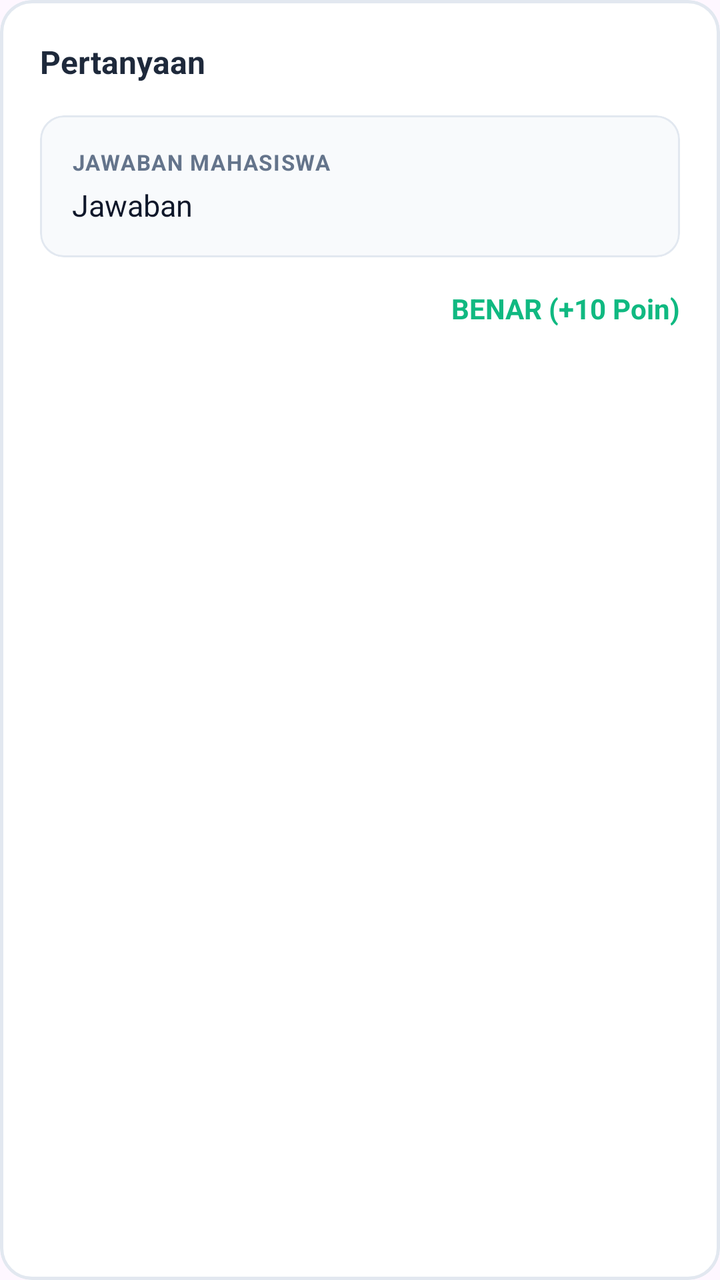
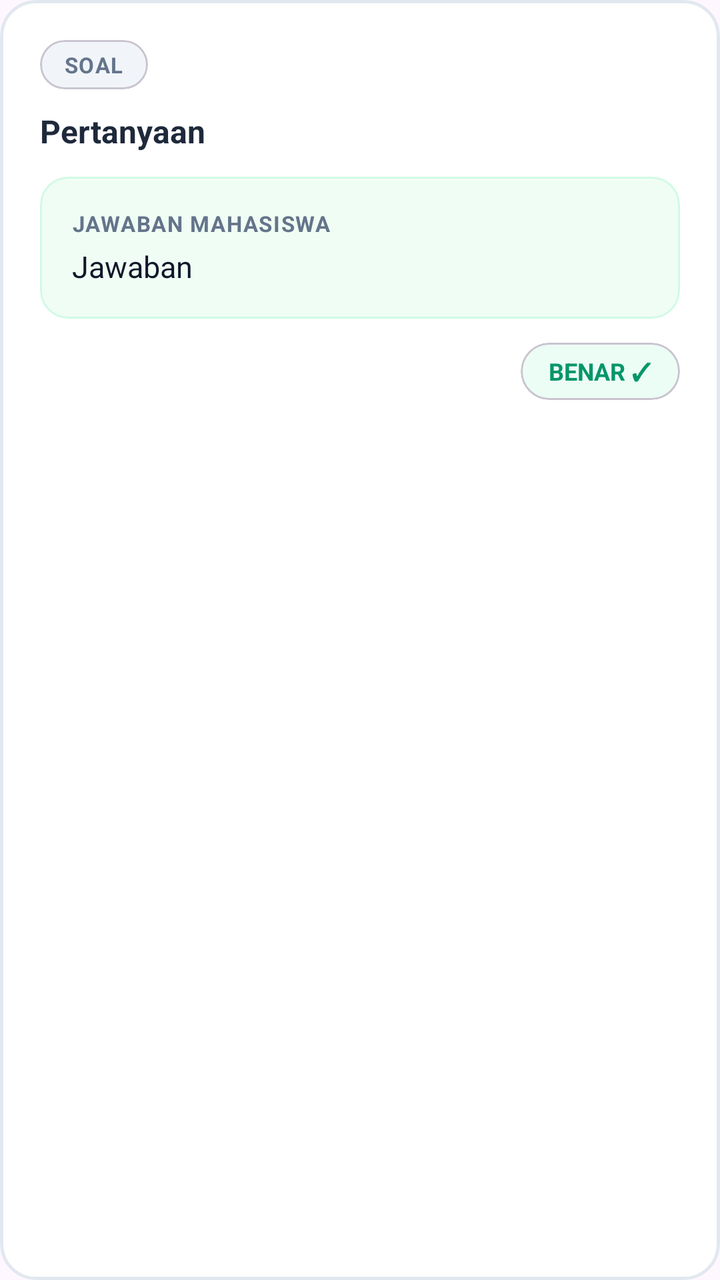

Before-and-after screenshots of an Android layout around one commit, followed by the original layout XML and the change that was made.
<!-- AndroidManifest.xml: application theme Theme.IFUnjaniExam -->
<!-- res/layout/item_student_answer.xml -->
<?xml version="1.0" encoding="utf-8"?>
<com.google.android.material.card.MaterialCardView xmlns:android="http://schemas.android.com/apk/res/android"
    xmlns:app="http://schemas.android.com/apk/res-auto"
    android:layout_width="match_parent"
    android:layout_height="wrap_content"
    android:layout_marginHorizontal="16dp"
    android:layout_marginVertical="8dp"
    app:cardBackgroundColor="#FFFFFF"
    app:cardCornerRadius="16dp"
    app:cardElevation="0dp"
    app:strokeColor="#E2E8F0"
    app:strokeWidth="1.5dp">

    <LinearLayout
        android:layout_width="match_parent"
        android:layout_height="wrap_content"
        android:orientation="vertical"
        android:padding="20dp">

        <TextView
            android:id="@+id/tvQuestionText"
            android:layout_width="wrap_content"
            android:layout_height="wrap_content"
            android:text="Pertanyaan"
            android:textSize="16sp"
            android:textStyle="bold"
            android:lineSpacingExtra="4dp"
            android:textColor="#1E293B" />

        <ImageView
            android:id="@+id/ivQuestionImage"
            android:layout_width="match_parent"
            android:layout_height="200dp"
            android:layout_marginTop="12dp"
            android:scaleType="centerInside"
            android:visibility="gone" />

        <com.google.android.material.card.MaterialCardView
            android:layout_width="match_parent"
            android:layout_height="wrap_content"
            android:layout_marginTop="16dp"
            app:cardBackgroundColor="#F8FAFC"
            app:cardCornerRadius="12dp"
            app:cardElevation="0dp"
            app:strokeColor="#E2E8F0"
            app:strokeWidth="1dp">

            <LinearLayout
                android:id="@+id/llStudentAnswer"
                android:layout_width="match_parent"
                android:layout_height="wrap_content"
                android:orientation="vertical"
                android:padding="16dp">

                <TextView
                    android:layout_width="wrap_content"
                    android:layout_height="wrap_content"
                    android:text="JAWABAN MAHASISWA"
                    android:textSize="11sp"
                    android:textStyle="bold"
                    android:textColor="#64748B"
                    android:letterSpacing="0.05" />

                <TextView
                    android:id="@+id/tvStudentAnswer"
                    android:layout_width="wrap_content"
                    android:layout_height="wrap_content"
                    android:text="Jawaban"
                    android:textSize="15sp"
                    android:layout_marginTop="4dp"
                    android:textColor="#0F172A"
                    android:textStyle="normal" />
                    
                <TextView
                    android:id="@+id/tvCorrectAnswerLabel"
                    android:layout_width="wrap_content"
                    android:layout_height="wrap_content"
                    android:text="SEHARUSNYA"
                    android:textSize="11sp"
                    android:textStyle="bold"
                    android:textColor="#EF4444"
                    android:letterSpacing="0.05"
                    android:layout_marginTop="16dp"
                    android:visibility="gone" />

                <TextView
                    android:id="@+id/tvCorrectAnswer"
                    android:layout_width="wrap_content"
                    android:layout_height="wrap_content"
                    android:text="Jawaban Benar"
                    android:textSize="15sp"
                    android:textColor="#DC2626"
                    android:textStyle="bold"
                    android:layout_marginTop="4dp"
                    android:visibility="gone" />
            </LinearLayout>
        </com.google.android.material.card.MaterialCardView>

        <TextView
            android:id="@+id/tvStatus"
            android:layout_width="match_parent"
            android:layout_height="wrap_content"
            android:layout_marginTop="16dp"
            android:text="BENAR (+10 Poin)"
            android:textAlignment="viewEnd"
            android:textSize="14sp"
            android:textStyle="bold"
            android:textColor="#10B981" />

    </LinearLayout>
</com.google.android.material.card.MaterialCardView>
<!-- resources referenced by this layout -->
<resources>
  <style name="Theme.IFUnjaniExam" parent="Base.Theme.IFUnjaniExam" />
  <style name="Base.Theme.IFUnjaniExam" parent="Theme.Material3.DayNight.NoActionBar">
          
          
      </style>
</resources>

<!-- the commit's change to res/layout/item_student_answer.xml (unified diff, before → after) -->
@@ -6,7 +6,7 @@
     android:layout_marginHorizontal="16dp"
     android:layout_marginVertical="8dp"
     app:cardBackgroundColor="#FFFFFF"
-    app:cardCornerRadius="16dp"
+    app:cardCornerRadius="18dp"
     app:cardElevation="0dp"
     app:strokeColor="#E2E8F0"
     app:strokeWidth="1.5dp">
@@ -17,6 +17,28 @@
         android:orientation="vertical"
         android:padding="20dp">
 
+        
+        <com.google.android.material.card.MaterialCardView
+            android:layout_width="wrap_content"
+            android:layout_height="wrap_content"
+            android:layout_marginBottom="10dp"
+            app:cardCornerRadius="20dp"
+            app:cardElevation="0dp"
+            app:cardBackgroundColor="#F1F5F9">
+
+            <TextView
+                android:layout_width="wrap_content"
+                android:layout_height="wrap_content"
+                android:paddingHorizontal="12dp"
+                android:paddingVertical="5dp"
+                android:text="SOAL"
+                android:textColor="#64748B"
+                android:textSize="11sp"
+                android:textStyle="bold"
+                android:letterSpacing="0.05" />
+        </com.google.android.material.card.MaterialCardView>
+
+        
         <TextView
             android:id="@+id/tvQuestionText"
             android:layout_width="wrap_content"
@@ -25,24 +47,36 @@
             android:textSize="16sp"
             android:textStyle="bold"
             android:lineSpacingExtra="4dp"
-            android:textColor="#1E293B" />
+            android:textColor="#1E293B"
+            android:layout_marginBottom="12dp" />
 
-        <ImageView
-            android:id="@+id/ivQuestionImage"
-            android:layout_width="match_parent"
-            android:layout_height="200dp"
-            android:layout_marginTop="12dp"
-            android:scaleType="centerInside"
-            android:visibility="gone" />
-
+        
         <com.google.android.material.card.MaterialCardView
             android:layout_width="match_parent"
             android:layout_height="wrap_content"
-            android:layout_marginTop="16dp"
-            app:cardBackgroundColor="#F8FAFC"
+            android:layout_marginBottom="14dp"
+            android:visibility="gone"
             app:cardCornerRadius="12dp"
             app:cardElevation="0dp"
-            app:strokeColor="#E2E8F0"
+            app:strokeColor="#F1F5F9"
+            app:strokeWidth="1dp">
+
+            <ImageView
+                android:id="@+id/ivQuestionImage"
+                android:layout_width="match_parent"
+                android:layout_height="200dp"
+                android:scaleType="centerInside" />
+        </com.google.android.material.card.MaterialCardView>
+
+        
+        <com.google.android.material.card.MaterialCardView
+            android:layout_width="match_parent"
+            android:layout_height="wrap_content"
+            android:layout_marginBottom="12dp"
+            app:cardBackgroundColor="#F0FDF4"
+            app:cardCornerRadius="14dp"
+            app:cardElevation="0dp"
+            app:strokeColor="#D1FAE5"
             app:strokeWidth="1dp">
 
             <LinearLayout
@@ -59,7 +93,8 @@
                     android:textSize="11sp"
                     android:textStyle="bold"
                     android:textColor="#64748B"
-                    android:letterSpacing="0.05" />
+                    android:letterSpacing="0.05"
+                    android:layout_marginBottom="4dp" />
 
                 <TextView
                     android:id="@+id/tvStudentAnswer"
@@ -67,21 +102,38 @@
                     android:layout_height="wrap_content"
                     android:text="Jawaban"
                     android:textSize="15sp"
-                    android:layout_marginTop="4dp"
-                    android:textColor="#0F172A"
-                    android:textStyle="normal" />
-                    
+                    android:textColor="#0F172A" />
+            </LinearLayout>
+        </com.google.android.material.card.MaterialCardView>
+
+        
+        <com.google.android.material.card.MaterialCardView
+            android:layout_width="match_parent"
+            android:layout_height="wrap_content"
+            android:layout_marginBottom="12dp"
+            android:visibility="gone"
+            app:cardBackgroundColor="#FEF2F2"
+            app:cardCornerRadius="14dp"
+            app:cardElevation="0dp"
+            app:strokeColor="#FCA5A5"
+            app:strokeWidth="1dp">
+
+            <LinearLayout
+                android:layout_width="match_parent"
+                android:layout_height="wrap_content"
+                android:orientation="vertical"
+                android:padding="16dp">
+
                 <TextView
                     android:id="@+id/tvCorrectAnswerLabel"
                     android:layout_width="wrap_content"
                     android:layout_height="wrap_content"
-                    android:text="SEHARUSNYA"
+                    android:text="JAWABAN BENAR"
                     android:textSize="11sp"
                     android:textStyle="bold"
                     android:textColor="#EF4444"
                     android:letterSpacing="0.05"
-                    android:layout_marginTop="16dp"
-                    android:visibility="gone" />
+                    android:layout_marginBottom="4dp" />
 
                 <TextView
                     android:id="@+id/tvCorrectAnswer"
@@ -90,22 +142,30 @@
                     android:text="Jawaban Benar"
                     android:textSize="15sp"
                     android:textColor="#DC2626"
-                    android:textStyle="bold"
-                    android:layout_marginTop="4dp"
-                    android:visibility="gone" />
+                    android:textStyle="bold" />
             </LinearLayout>
         </com.google.android.material.card.MaterialCardView>
 
-        <TextView
-            android:id="@+id/tvStatus"
-            android:layout_width="match_parent"
+        
+        <com.google.android.material.card.MaterialCardView
+            android:layout_width="wrap_content"
             android:layout_height="wrap_content"
-            android:layout_marginTop="16dp"
-            android:text="BENAR (+10 Poin)"
-            android:textAlignment="viewEnd"
-            android:textSize="14sp"
-            android:textStyle="bold"
-            android:textColor="#10B981" />
+            android:layout_gravity="end"
+            app:cardCornerRadius="20dp"
+            app:cardElevation="0dp"
+            app:cardBackgroundColor="#ECFDF5">
+
+            <TextView
+                android:id="@+id/tvStatus"
+                android:layout_width="wrap_content"
+                android:layout_height="wrap_content"
+                android:paddingHorizontal="14dp"
+                android:paddingVertical="6dp"
+                android:text="BENAR ✓"
+                android:textSize="12sp"
+                android:textStyle="bold"
+                android:textColor="#059669" />
+        </com.google.android.material.card.MaterialCardView>
 
     </LinearLayout>
 </com.google.android.material.card.MaterialCardView>
